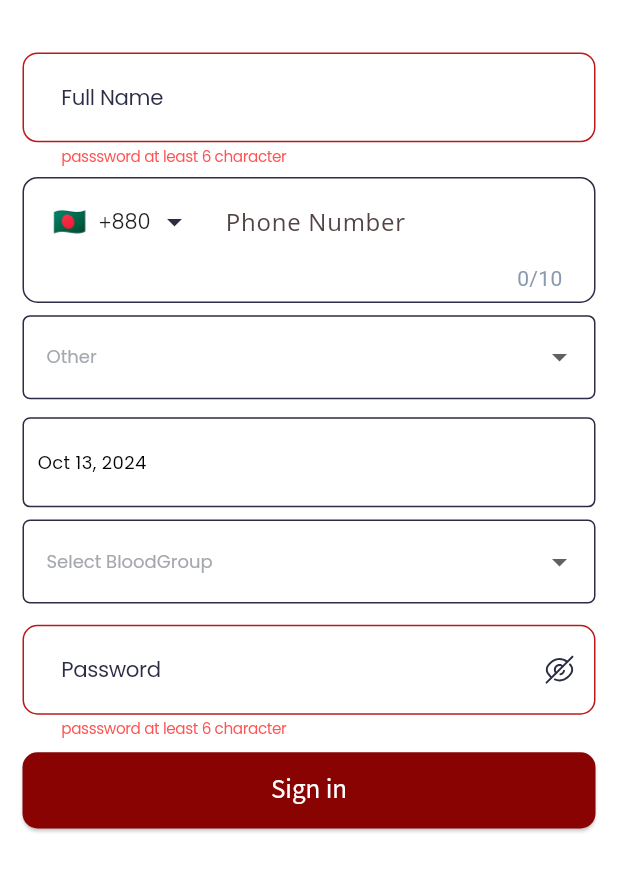
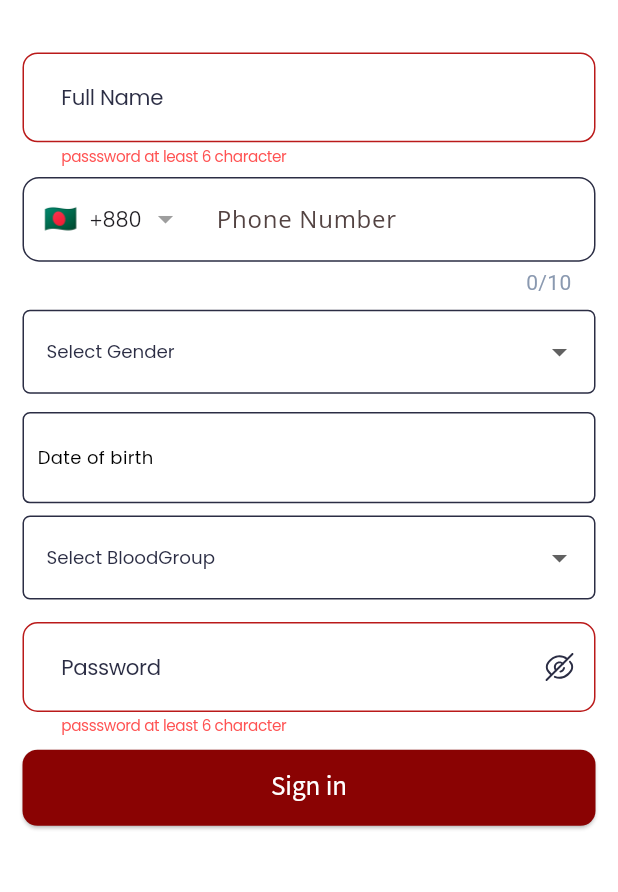
Before and after one commit to HasanMasrur/blood-search-app, a Flutter app: the SignUpScreen screen opened by its route, after a tap on "Sign in", on a phone screen of 412 x 824 dp, the part 252-1144 px from its top. Run offline on Flutter 3.47's test engine with Material 3 defaults, Android fonts, the phone set to English and light mode, and no system bars; drawn by our look-alikes of intl_phone_field; our stand-ins replace dartz, dio, equatable, flutter_animate, flutter_bloc, flutter_screenutil and 5 more.

Commit message:
sign up screen validation done

```diff
--- a/lib/config/di/dependency_injector.dart
+++ b/lib/config/di/dependency_injector.dart
@@ -4,6 +4,7 @@ import 'package:bloodsearchapp/features/auth/data/repositories/auth_repository_i
 import 'package:bloodsearchapp/features/auth/domain/repositories/auth_repository.dart';
 import 'package:bloodsearchapp/features/auth/domain/usecases/auth_usecase.dart';
 import 'package:bloodsearchapp/features/auth/presentation/cubit/login/login_cubit.dart';
+import 'package:bloodsearchapp/features/auth/presentation/cubit/registation/registation_cubit.dart';
 import 'package:get_it/get_it.dart';
 
 final GetIt sl = GetIt.instance;
@@ -19,6 +20,8 @@ Future<void> _appTheme() async {
 
 Future<void> _auth() async {
   sl.registerFactory<LoginCubit>(() => LoginCubit(authUseCase: sl()));
+  sl.registerFactory<RegistationCubit>(
+      () => RegistationCubit(authUseCase: sl()));
   // Auth use-case
   sl.registerLazySingleton(() => AuthUseCase(
         authRepository: sl(),
--- a/lib/config/navigation/app_route.dart
+++ b/lib/config/navigation/app_route.dart
@@ -5,7 +5,7 @@ import 'package:bloodsearchapp/features/auth/presentation/pages/login_screen.dar
 import 'package:bloodsearchapp/features/auth/presentation/pages/otp_screen.dart';
 import 'package:bloodsearchapp/features/auth/presentation/pages/signup_screen.dart';
 import 'package:bloodsearchapp/features/launcher/presentation/pages/launcher_screen.dart';
-import 'package:bloodsearchapp/features/registation/registation_cubit.dart';
+import 'package:bloodsearchapp/features/auth/presentation/cubit/registation/registation_cubit.dart';
 import 'package:flutter/material.dart';
 import 'package:flutter_bloc/flutter_bloc.dart';
 
--- a/lib/features/auth/data/models/registationUc.dart
+++ b/lib/features/auth/data/models/registationUc.dart
@@ -1,53 +1,72 @@
-// To parse this JSON data, do
-//
-//     final registrationUc = registrationUcFromJson(jsonString);
-
-import 'dart:convert';
-
-RegistrationUc registrationUcFromJson(String str) =>
-    RegistrationUc.fromJson(json.decode(str));
-
-String registrationUcToJson(RegistrationUc data) => json.encode(data.toJson());
-
 class RegistrationUc {
-  String firstName;
-  String lastName;
-  String email;
-  String phone;
-  String password;
-  String shopName;
-  String type;
-  int packageId;
+  final String? appKey;
+  final String countryCode;
+  final String phoneNumber;
+  final String fullName;
+  final String gender;
+  final String dateOfBirth;
+  final String bloodGroup;
+  final String password;
 
   RegistrationUc({
-    required this.firstName,
-    required this.lastName,
-    required this.email,
-    required this.phone,
+    this.appKey,
+    required this.countryCode,
+    required this.phoneNumber,
+    required this.fullName,
+    required this.gender,
+    required this.dateOfBirth,
+    required this.bloodGroup,
     required this.password,
-    required this.shopName,
-    required this.type,
-    required this.packageId,
   });
 
-  factory RegistrationUc.fromJson(Map<String, dynamic> json) => RegistrationUc(
-      firstName: json["firstName"],
-      lastName: json["lastName"],
-      email: json["email"],
-      phone: json["phone"],
-      password: json["password"],
-      shopName: json["shopName"],
-      type: json["type"],
-      packageId: json['package_id']);
+  // Factory constructor to create an instance from a JSON map
+  factory RegistrationUc.fromJson(Map<String, dynamic> json) {
+    return RegistrationUc(
+      appKey: json['app_key'],
+      countryCode: json['country_code'],
+      phoneNumber: json['phone_number'],
+      fullName: json['full_name'],
+      gender: json['gender'],
+      dateOfBirth: json['date_of_birth'],
+      bloodGroup: json['blood_group'],
+      password: json['password'],
+    );
+  }
 
-  Map<String, dynamic> toJson() => {
-        "firstName": firstName,
-        "lastName": lastName,
-        "email": email,
-        "phone": phone,
-        "password": password,
-        "shopName": shopName,
-        "type": type,
-        "package_id": packageId
-      };
+  // Method to convert an instance to a JSON map
+  Map<String, dynamic> toJson() {
+    return {
+      'app_key': appKey,
+      'country_code': countryCode,
+      'phone_number': phoneNumber,
+      'full_name': fullName,
+      'gender': gender,
+      'date_of_birth': dateOfBirth,
+      'blood_group': bloodGroup,
+      'password': password,
+    };
+  }
+
+  // CopyWith method to create a modified copy of the instance
+  RegistrationUc copyWith({
+    String? appKey,
+    String? countryCode,
+    String? phoneNumber,
+    String? fullName,
+    String? gender,
+    String? dateOfBirth,
+    String? bloodGroup,
+    String? password,
+  }) {
+    return RegistrationUc(
+      appKey: appKey ?? this.appKey,
+      countryCode: countryCode ?? this.countryCode,
+      phoneNumber: phoneNumber ?? this.phoneNumber,
+      fullName: fullName ?? this.fullName,
+      gender: gender ?? this.gender,
+      dateOfBirth: dateOfBirth ?? this.dateOfBirth,
+      bloodGroup: bloodGroup ?? this.bloodGroup,
+      password: password ?? this.password,
+    );
+  }
 }
--- a/lib/features/registation/registation_cubit.dart
+++ b/lib/features/auth/presentation/cubit/registation/registation_cubit.dart
@@ -1,7 +1,7 @@
 import 'package:bloodsearchapp/config/ulilities/enum/bloc_api_state.dart';
 import 'package:bloodsearchapp/features/auth/data/models/registationUc.dart';
 import 'package:bloodsearchapp/features/auth/domain/usecases/auth_usecase.dart';
-import 'package:bloodsearchapp/features/registation/registation_state.dart';
+import 'package:bloodsearchapp/features/auth/presentation/cubit/registation/registation_state.dart';
 import 'package:hydrated_bloc/hydrated_bloc.dart';
 
 class RegistationCubit extends Cubit<RegistationState> {
@@ -14,7 +14,7 @@ class RegistationCubit extends Cubit<RegistationState> {
             errorMessage: "Please Swipe Down to Refresh",
           ),
         );
-  Future<void> getRegistations(RegistrationUc registationUc) async {
+  Future<void> signUp(RegistrationUc registationUc) async {
     emit(state.copyWith(apiState: NormalApiState.loading));
     await authUseCase.registration(registationUc: registationUc).then((res) {
       res.fold((err) {
--- a/lib/features/auth/presentation/pages/signup_screen.dart
+++ b/lib/features/auth/presentation/pages/signup_screen.dart
@@ -1,17 +1,17 @@
 import 'dart:developer';
 import 'package:bloodsearchapp/config/const/app/app_assets.dart';
 import 'package:bloodsearchapp/config/const/app/app_colors.dart';
-import 'package:bloodsearchapp/config/navigation/route_name.dart';
 import 'package:bloodsearchapp/config/ulilities/extensions/context_extensions.dart';
 import 'package:bloodsearchapp/core/widgets/custom_button.dart';
 import 'package:bloodsearchapp/core/widgets/input_field_widget.dart';
+import 'package:bloodsearchapp/features/auth/data/models/registationUc.dart';
+import 'package:bloodsearchapp/features/auth/presentation/widgets/phone_number_widget.dart';
+import 'package:bloodsearchapp/features/auth/presentation/cubit/registation/registation_cubit.dart';
 import 'package:flutter/material.dart';
+import 'package:flutter_bloc/flutter_bloc.dart';
 import 'package:flutter_screenutil/flutter_screenutil.dart';
 import 'package:flutter_svg/flutter_svg.dart';
-import 'package:google_fonts/google_fonts.dart';
 import 'package:intl/intl.dart';
-import 'package:intl_phone_field/country_picker_dialog.dart';
-import 'package:intl_phone_field/intl_phone_field.dart';
 import 'package:intl_phone_field/phone_number.dart';
 import 'package:bloodsearchapp/core/error/validator.dart';
 
@@ -30,9 +30,10 @@ class SignUpScreenState extends State<SignUpScreen> {
   bool isShowPass = false;
   List<DropdownMenuItem<String>> get dropdownItems {
     List<DropdownMenuItem<String>> menuItems = [
+      const DropdownMenuItem(
+          value: "Select Gender", child: Text("Select Gender")),
       const DropdownMenuItem(value: "Male", child: Text("Male")),
       const DropdownMenuItem(value: "Female", child: Text("Female")),
-      const DropdownMenuItem(value: "Other", child: Text("Other")),
     ];
     return menuItems;
   }
@@ -65,9 +66,9 @@ class SignUpScreenState extends State<SignUpScreen> {
   @override
   void initState() {
     super.initState();
-    dob = ValueNotifier(DateTime.now().toString());
-    gender = ValueNotifier("Other");
-    bloodGroup = ValueNotifier("Select BloodGroup");
+    dob = ValueNotifier('');
+    gender = ValueNotifier('Select Gender');
+    bloodGroup = ValueNotifier('Select BloodGroup');
   }
 
   late ValueNotifier<PhoneNumber> phoneValue = ValueNotifier(
@@ -130,78 +131,12 @@ class SignUpScreenState extends State<SignUpScreen> {
                     ),
 
                     8.verticalSpace,
-                    Container(
-                      padding: const EdgeInsets.all(5),
-                      decoration: BoxDecoration(
-                          border: Border.all(
-                            width: 1,
-                            color: context.isDarkMode
-                                ? AppColors.white
-                                : AppColors.black,
-                          ),
-                          borderRadius: BorderRadius.circular(10)),
-                      child: IntlPhoneField(
-                        flagsButtonPadding:
-                            const EdgeInsets.symmetric(horizontal: 10),
-                        dropdownIconPosition: IconPosition.trailing,
-                        pickerDialogStyle: PickerDialogStyle(
-                            countryNameStyle: TextStyle(
-                          fontStyle: FontStyle.normal,
-                          fontSize: 15.h,
-                        )),
-                        controller: phoneCNT,
-                        onCountryChanged: (country) {
-                          //  log("Max ${country.maxLength}");
-                        },
-                        style: GoogleFonts.poppins(
-                          fontStyle: FontStyle.normal,
-                          textStyle: Theme.of(context).textTheme.displayLarge,
-                          fontSize: 13.h,
-                          fontWeight: FontWeight.w600,
-                          color: context.isDarkMode
-                              ? AppColors.white
-                              : AppColors.black,
-                        ),
-                        decoration: InputDecoration(
-                          fillColor: context.isDarkMode
-                              ? AppColors.black
-                              : AppColors.white,
-                          prefixIconColor: context.isDarkMode
-                              ? AppColors.white
-                              : AppColors.black,
-                          errorText: null,
-                          labelText: 'Phone Number',
-                          // border: InputBorder.none,
-                          // label: ,
-                          border: InputBorder.none,
-                          //  const OutlineInputBorder(
-                          //   borderSide: BorderSide(color: Color(0xffD1D1D6)),
-                          // ),
-                          focusedBorder: InputBorder.none,
-                          //  const OutlineInputBorder(
-                          //   borderSide: BorderSide(color: Color(0xffD1D1D6)),
-                          // ),
-                          errorBorder: InputBorder.none,
-                          // const OutlineInputBorder(
-                          //   borderSide: BorderSide(
-                          //     color: Color(0xff474747),
-                          //     width: 1,
-                          //   ),
-                          // ),
-                          errorStyle: GoogleFonts.poppins(
-                            fontStyle: FontStyle.normal,
-                            textStyle: Theme.of(context).textTheme.displayLarge,
-                            color: const Color(0xff474747),
-                            fontSize: 10,
-                            fontWeight: FontWeight.w600,
-                          ),
-                        ),
-                        initialCountryCode: 'BD',
-                        onChanged: (phone) {
-                          //   log(phone.countryISOCode);
-                          phoneValue.value = phone;
-                        },
-                      ),
+                    PhoneNumberWidget(
+                      phoneCNT: phoneCNT,
+                      onChanged: (PhoneNumber phone) {
+                        log(phone.countryISOCode);
+                        phoneValue.value = phone;
+                      },
                     ),
                     8.verticalSpace,
                     SizedBox(
@@ -211,9 +146,11 @@ class SignUpScreenState extends State<SignUpScreen> {
                         valueListenable: gender,
                         builder: (context, valueListenableGender, child) {
                           return DropdownButtonFormField(
-                            style: const TextStyle(
-                              color: Color(0xffa5a8af),
-                              fontSize: 12,
+                            style: TextStyle(
+                              color: context.isDarkMode
+                                  ? AppColors.white
+                                  : AppColors.black,
+                              fontSize: 12.h,
                               fontFamily: "Poppins",
                             ),
                             decoration: InputDecoration(
@@ -227,7 +164,7 @@ class SignUpScreenState extends State<SignUpScreen> {
                                 ),
                               ),
                               border: OutlineInputBorder(
-                                borderRadius: BorderRadius.circular(5),
+                                borderRadius: BorderRadius.circular(10),
                                 borderSide: BorderSide(
                                   width: 1,
                                   color: context.isDarkMode
@@ -259,7 +196,7 @@ class SignUpScreenState extends State<SignUpScreen> {
                     8.verticalSpace,
                     SizedBox(
                       width: 1.sw,
-                      height: 60,
+                      height: 60.h,
                       child: ValueListenableBuilder(
                           valueListenable: dob,
                           builder: (context, valueListenableDOB, child) {
@@ -316,14 +253,16 @@ class SignUpScreenState extends State<SignUpScreen> {
                     8.verticalSpace,
                     SizedBox(
                       width: 1.sw,
-                      height: 60,
+                      height: 60.h,
                       child: ValueListenableBuilder(
                         valueListenable: bloodGroup,
                         builder: (context, valueListenableBlood, child) {
                           return DropdownButtonFormField(
-                            style: const TextStyle(
-                              color: Color(0xffa5a8af),
-                              fontSize: 12,
+                            style: TextStyle(
+                              color: context.isDarkMode
+                                  ? AppColors.white
+                                  : AppColors.black,
+                              fontSize: 12.h,
                               fontFamily: "Poppins",
                             ),
                             decoration: InputDecoration(
@@ -396,8 +335,37 @@ class SignUpScreenState extends State<SignUpScreen> {
                         title: "Sign in",
                         onPressed: () {
                           if (formKey.currentState!.validate()) {
-                            Navigator.pushReplacementNamed(
-                                context, RouteName.otpVerifyScreen);
+                            if (gender.value == "Select Gender") {
+                              ScaffoldMessenger.of(context).showSnackBar(
+                                const SnackBar(
+                                    content: Text("Please Select Gender !")),
+                              );
+                              return;
+                            } else if (bloodGroup.value ==
+                                "Select BloodGroup") {
+                              ScaffoldMessenger.of(context).showSnackBar(
+                                const SnackBar(
+                                    content:
+                                        Text("Please Select BloodGroup !")),
+                              );
+                              return;
+                            } else if (dob.value.isEmpty) {
+                              ScaffoldMessenger.of(context).showSnackBar(
+                                const SnackBar(
+                                    content:
+                                        Text("Please Select Date of Birth")),
+                              );
+                              return;
+                            }
+                            context.read<RegistationCubit>().signUp(
+                                RegistrationUc(
+                                    bloodGroup: bloodGroup.value,
+                                    gender: gender.value,
+                                    password: password.text,
+                                    dateOfBirth: dob.value,
+                                    phoneNumber: phoneCNT.text,
+                                    countryCode: phoneValue.value.countryCode,
+                                    fullName: fullName.text));
                           }
                         }),
                   ],
```
Also changed, not shown: lib/features/auth/presentation/pages/login_screen.dart (+8 -14 lines), lib/features/auth/presentation/cubit/registation/registation_state.dart (renamed from lib/features/registation/registation_state.dart).
